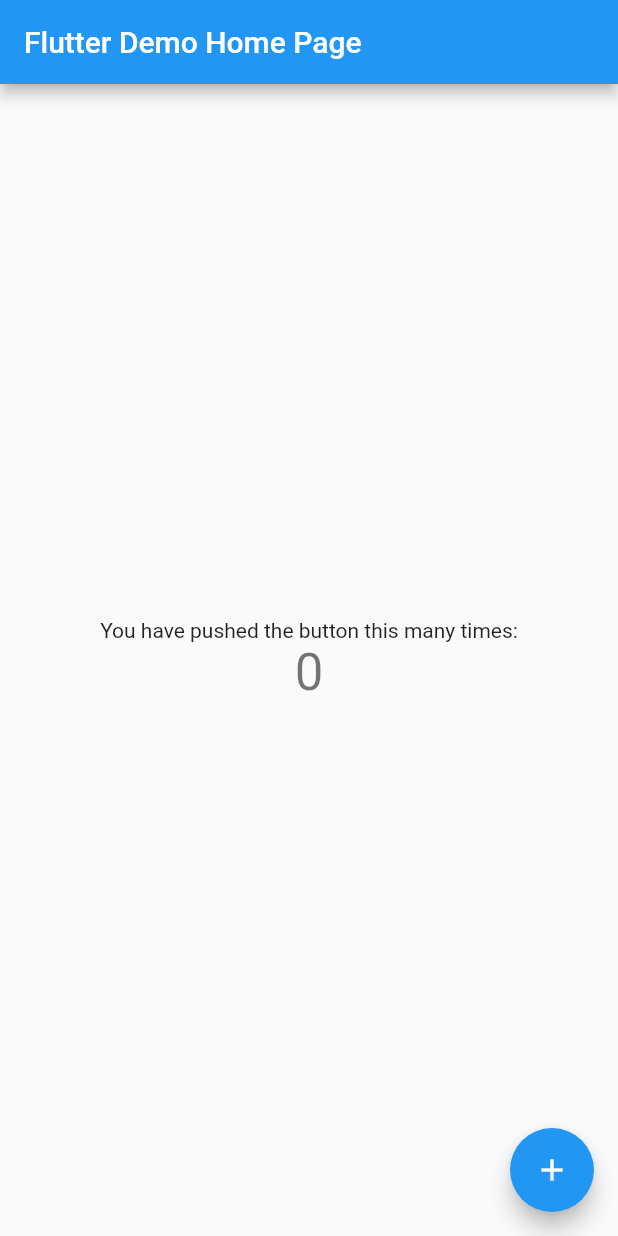
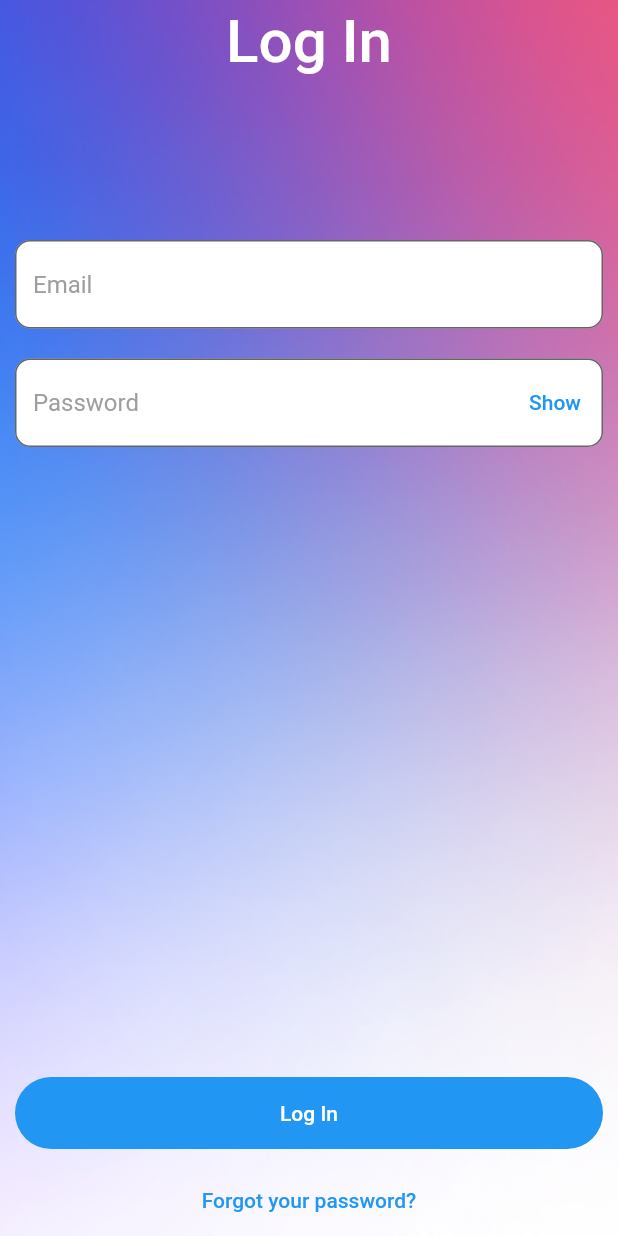
Before and after one commit to ERJoseJohnson/lionsbot-test, a Flutter app: the screen it shows after launch, on a phone screen of 412 x 824 dp. Run offline on Flutter 3.47's test engine with Material 2 defaults, Android fonts, the phone set to English and light mode, and no system bars.

Commit message:
feat: UI Login page done

```diff
--- a/lib/main.dart
+++ b/lib/main.dart
@@ -1,4 +1,5 @@
 import 'package:flutter/material.dart';
+import 'package:lionsbot_test/pages/login.dart';
 
 void main() {
   runApp(MyApp());
@@ -22,92 +23,12 @@
         // is not restarted.
         primarySwatch: Colors.blue,
       ),
-      home: MyHomePage(title: 'Flutter Demo Home Page'),
+      routes: {
+        '/': (context) => LoginPage(title: "Login"),
+        '/profile': (context) => LoginPage(title: 'Profile'),
+        '/remote': (context) => LoginPage(title: 'Remote Control'),
+      },
+      initialRoute: '/',
     );
   }
 }
-
-class MyHomePage extends StatefulWidget {
-  MyHomePage({Key? key, required this.title}) : super(key: key);
-
-  // This widget is the home page of your application. It is stateful, meaning
-  // that it has a State object (defined below) that contains fields that affect
-  // how it looks.
-
-  // This class is the configuration for the state. It holds the values (in this
-  // case the title) provided by the parent (in this case the App widget) and
-  // used by the build method of the State. Fields in a Widget subclass are
-  // always marked "final".
-
-  final String title;
-
-  @override
-  _MyHomePageState createState() => _MyHomePageState();
-}
-
-class _MyHomePageState extends State<MyHomePage> {
-  int _counter = 0;
-
-  void _incrementCounter() {
-    setState(() {
-      // This call to setState tells the Flutter framework that something has
-      // changed in this State, which causes it to rerun the build method below
-      // so that the display can reflect the updated values. If we changed
-      // _counter without calling setState(), then the build method would not be
-      // called again, and so nothing would appear to happen.
-      _counter++;
-    });
-  }
-
-  @override
-  Widget build(BuildContext context) {
-    // This method is rerun every time setState is called, for instance as done
-    // by the _incrementCounter method above.
-    //
-    // The Flutter framework has been optimized to make rerunning build methods
-    // fast, so that you can just rebuild anything that needs updating rather
-    // than having to individually change instances of widgets.
-    return Scaffold(
-      appBar: AppBar(
-        // Here we take the value from the MyHomePage object that was created by
-        // the App.build method, and use it to set our appbar title.
-        title: Text(widget.title),
-      ),
-      body: Center(
-        // Center is a layout widget. It takes a single child and positions it
-        // in the middle of the parent.
-        child: Column(
-          // Column is also a layout widget. It takes a list of children and
-          // arranges them vertically. By default, it sizes itself to fit its
-          // children horizontally, and tries to be as tall as its parent.
-          //
-          // Invoke "debug painting" (press "p" in the console, choose the
-          // "Toggle Debug Paint" action from the Flutter Inspector in Android
-          // Studio, or the "Toggle Debug Paint" command in Visual Studio Code)
-          // to see the wireframe for each widget.
-          //
-          // Column has various properties to control how it sizes itself and
-          // how it positions its children. Here we use mainAxisAlignment to
-          // center the children vertically; the main axis here is the vertical
-          // axis because Columns are vertical (the cross axis would be
-          // horizontal).
-          mainAxisAlignment: MainAxisAlignment.center,
-          children: <Widget>[
-            Text(
-              'You have pushed the button this many times:',
-            ),
-            Text(
-              '$_counter',
-              style: Theme.of(context).textTheme.headline4,
-            ),
-          ],
-        ),
-      ),
-      floatingActionButton: FloatingActionButton(
-        onPressed: _incrementCounter,
-        tooltip: 'Increment',
-        child: Icon(Icons.add),
-      ), // This trailing comma makes auto-formatting nicer for build methods.
-    );
-  }
-}
--- /dev/null
+++ b/lib/pages/login.dart
@@ -0,0 +1,143 @@
+import 'package:flutter/material.dart';
+
+
+class LoginPage extends StatefulWidget {
+  LoginPage({Key? key, required this.title}) : super(key: key);
+
+  // This widget is the home page of your application. It is stateful, meaning
+  // that it has a State object (defined below) that contains fields that affect
+  // how it looks.
+
+  // This class is the configuration for the state. It holds the values (in this
+  // case the title) provided by the parent (in this case the App widget) and
+  // used by the build method of the State. Fields in a Widget subclass are
+  // always marked "final".
+
+  final String title;
+
+  @override
+  _LoginPageState createState() => _LoginPageState();
+}
+
+class _LoginPageState extends State<LoginPage> {
+  int _counter = 0;
+  TextEditingController _emailController = TextEditingController();
+  TextEditingController _passwordController = TextEditingController();
+
+  void _incrementCounter() {
+    setState(() {
+      _counter++;
+    });
+  }
+
+  @override
+  void initState() {
+
+    super.initState();
+  }
+
+  @override
+  Widget build(BuildContext context) {
+    return Scaffold(
+      appBar: AppBar(
+        backgroundColor: Colors.transparent,
+        elevation: 0.0,
+        title: Center(
+          child: Text("Log In",style: TextStyle(
+            color: Colors.white,
+            fontSize: 40),),
+        ),
+      ),
+      extendBodyBehindAppBar: true,
+      body: Stack(
+        children: [
+          Container(
+            decoration: BoxDecoration(
+              image: DecorationImage(
+                image: AssetImage("assets/background.png"),
+                fit: BoxFit.cover),
+            ),
+          ),
+          Column(
+            mainAxisAlignment: MainAxisAlignment.spaceBetween,
+            children: [
+              Column(
+                children: <Widget>[
+                  Container(
+                    height: 150,
+                  ),
+                  Container(
+                    padding: EdgeInsets.all(10),
+                    // height: 200,
+                    child: new TextField(
+                      controller: this._emailController,
+                      decoration: InputDecoration(
+                        filled: true,
+                        border: OutlineInputBorder(
+                          borderRadius: BorderRadius.all(Radius.circular(10.0),
+                          )
+                        ),
+                        hintText: 'Email',
+                        hintStyle: TextStyle(color: Colors.grey),
+                        fillColor: Colors.white),
+                    ),
+                  ),
+                  Container(
+                    padding: EdgeInsets.all(10),
+                    child: new TextField(
+                      controller: this._passwordController,
+                      obscureText: true,
+                      decoration: InputDecoration(
+                        filled: true,
+                        border: OutlineInputBorder(
+                          borderRadius: BorderRadius.all(Radius.circular(10.0),
+                          )
+                        ),
+                        // labelText: 'Password',
+                        hintText: 'Password',
+                        hintStyle: TextStyle(color: Colors.grey),
+                        fillColor: Colors.white,
+                        suffixIcon: TextButton(
+                          onPressed: () { print("Unobscure password"); },
+                          child: Text("Show"),
+                        ),
+                      ),
+                    ),
+                  ),
+
+                ],
+              ),
+              Column(
+                children: [
+                  Padding(
+                        padding: const EdgeInsets.all(10.0),
+                        child: Container(
+                          // padding: EdgeInsets.all(10),
+                          width: Size.infinite.width,
+                          decoration: BoxDecoration(
+                            borderRadius: BorderRadius.circular(30),
+                            color: Colors.blue,
+                            border: Border(),
+                          ),
+                          child: TextButton(
+                            onPressed: (){},
+                            child: Text(
+                              "Log In",
+                              style: TextStyle(color: Colors.white),
+                            ),
+                            ),
+                        ),
+                      ),
+                      TextButton(
+                        onPressed: (){},
+                        child: Text("Forgot your password?")
+                      ),
+                ],
+              ),
+            ],
+          )
+        ]
+      ),
+    );
+  }
+}
--- a/pubspec.yaml
+++ b/pubspec.yaml
@@ -45,8 +45,9 @@
   uses-material-design: true
 
   # To add assets to your application, add an assets section, like this:
-  # assets:
-  #   - images/a_dot_burr.jpeg
+  assets:
+    - assets/Background.png
+    - assets/background.png
   #   - images/a_dot_ham.jpeg
 
   # An image asset can refer to one or more resolution-specific "variants", see
```
Also changed, not shown: assets/Background.png (added), assets/background.png (added), lib/pages/profile.dart (added), lib/pages/remote_control.dart (added).
